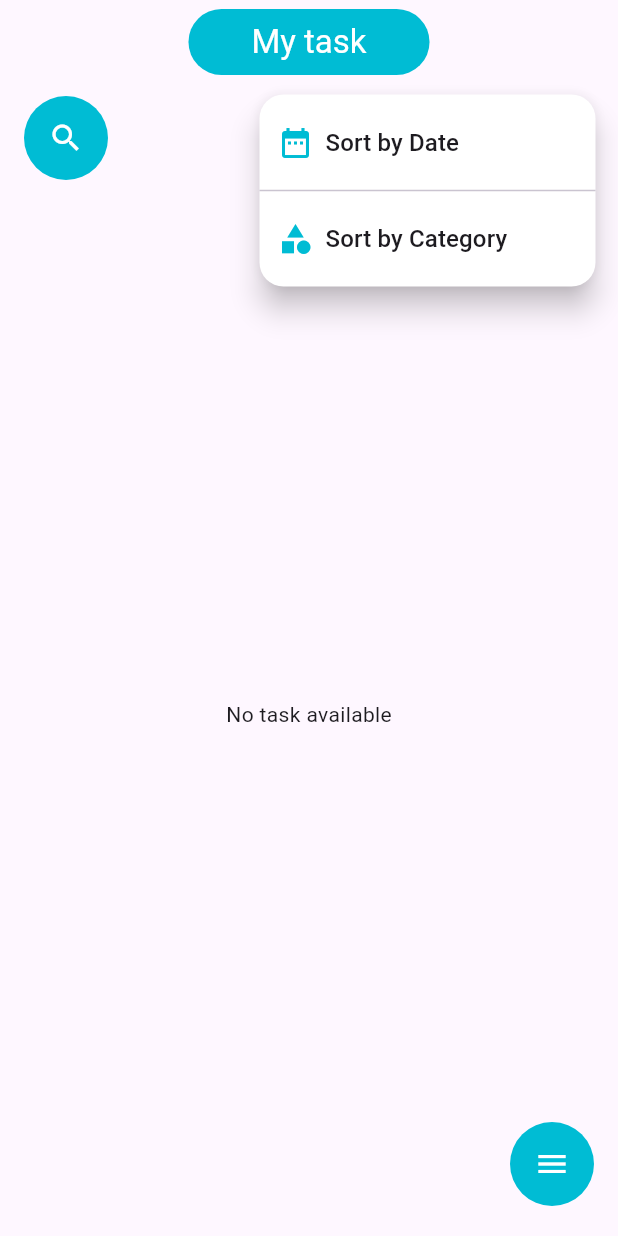
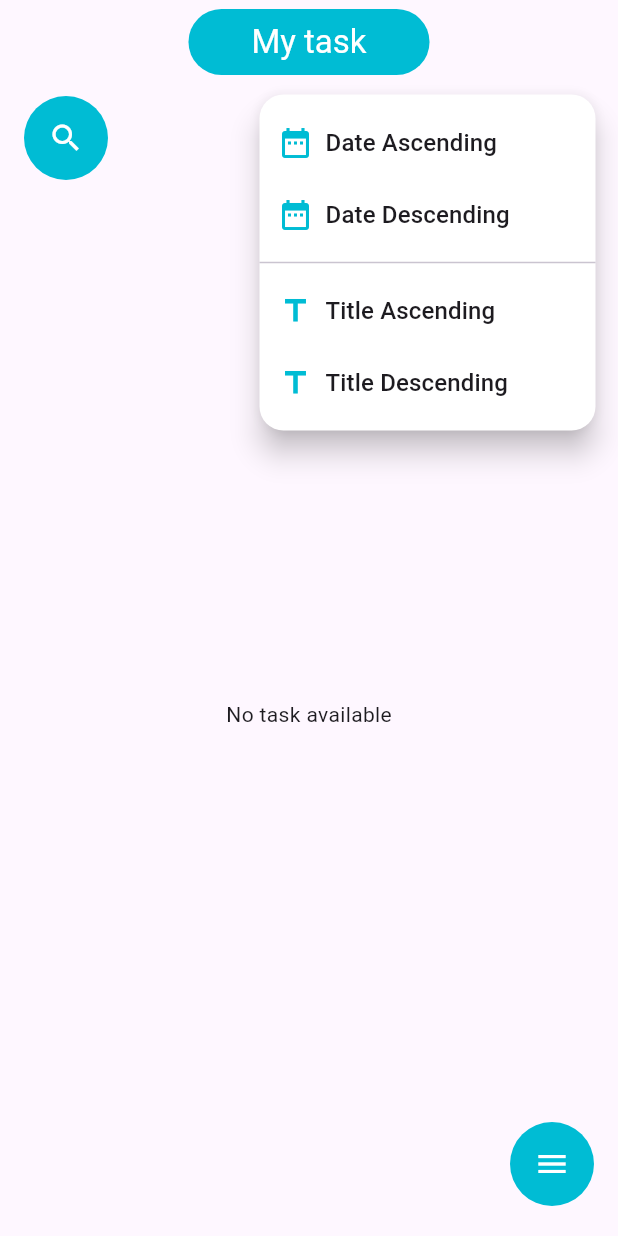
Before and after one commit to Navi321/task_manager_app, a Flutter app: the screen it shows after launch, after a tap on the "search" icon, after a tap on the "close" icon, after a tap on the "sort" icon, on a phone screen of 412 x 824 dp. Run offline on Flutter 3.47's test engine with Material 3 defaults, Android fonts, the phone set to English and light mode, and no system bars; our stand-ins replace dropdown_button2, hive, hive_flutter; accounts and stored records are empty; generated files the repository leaves out were written again.

Commit message:
Implemented deleting and sorting tasks

```diff
--- a/lib/screens/home_screen.dart
+++ b/lib/screens/home_screen.dart
@@ -9,7 +9,36 @@ import 'package:task_manager_app/screens/new_task_screen.dart';
 import 'package:task_manager_app/models/task.dart';
 import 'package:hive_flutter/hive_flutter.dart';
 
-class HomeScreen extends StatelessWidget {
+class HomeScreen extends StatefulWidget {
+  @override
+  _HomeScreenState createState() => _HomeScreenState();
+}
+
+class _HomeScreenState extends State<HomeScreen> {
+  final ValueNotifier<List<Task>> _sortedTasksNotifier = ValueNotifier([]);
+
+  @override
+  void initState() {
+    super.initState();
+    final taskBox = Hive.box<Task>('tasks');
+    _sortedTasksNotifier.value = taskBox.values.toList();
+  }
+
+  void _sortTasks(String sortOption) {
+    final taskBox = Hive.box<Task>('tasks');
+    List<Task> sortedTasks = taskBox.values.toList();
+    if (sortOption == 'Date Ascending') {
+      sortedTasks.sort((a, b) => a.date.compareTo(b.date));
+    } else if (sortOption == 'Date Descending') {
+      sortedTasks.sort((a, b) => b.date.compareTo(a.date));
+    } else if (sortOption == 'Title Ascending') {
+      sortedTasks.sort((a, b) => a.title.compareTo(b.title));
+    } else if (sortOption == 'Title Descending') {
+      sortedTasks.sort((a, b) => b.title.compareTo(a.title));
+    }
+    _sortedTasksNotifier.value = sortedTasks;
+  }
+
   @override
   Widget build(BuildContext context) {
     final taskBox = Hive.box<Task>('tasks');
@@ -45,37 +74,35 @@ class HomeScreen extends StatelessWidget {
                         final filteredTasks = taskBox.values
                             .where((task) => task.title.contains(value) || task.description.contains(value))
                             .toList();
+                        _sortedTasksNotifier.value = filteredTasks;
                       },
                     ),
                     SortButton(
-                      onSort: (sortOption) {
-                        List<Task> sortedTasks = taskBox.values.toList();
-                        if (sortOption == 'Date') {
-                          sortedTasks.sort((a, b) => a.date.compareTo(b.date));
-                        } else if (sortOption == 'Category') {
-                          sortedTasks.sort((a, b) => a.category.compareTo(b.category));
-                        }
-                      },
+                      onSort: _sortTasks,
                     ),
                   ],
                 ),
               ),
               Expanded(
-                child: ValueListenableBuilder(
-                  valueListenable: taskBox.listenable(),
-                  builder: (context, Box<Task> box, _) {
-                    if (box.isEmpty) {
+                child: ValueListenableBuilder<List<Task>>(
+                  valueListenable: _sortedTasksNotifier,
+                  builder: (context, sortedTasks, _) {
+                    if (sortedTasks.isEmpty) {
                       return const Center(child: Text('No task available'));
                     }
 
                     return ListView.builder(
-                      itemCount: box.length,
+                        itemCount: sortedTasks.length,
                         itemBuilder: (context, index) {
-                        final task = box.getAt(index);
+                          final task = sortedTasks[index];
                           return TaskCard(
-                          task: task!,
+                            task: task,
                             onOpenTask: () {
-                            showTaskDetails(context, task);
+                              showTaskDetails(context, task, index);
+                            },
+                            onDeleteTask: () {
+                              taskBox.deleteAt(index);
+                              _sortedTasksNotifier.value = taskBox.values.toList();
                             },
                           );
                         }
--- a/lib/widgets/card.dart
+++ b/lib/widgets/card.dart
@@ -4,8 +4,9 @@ import 'package:task_manager_app/models/task.dart';
 class TaskCard extends StatelessWidget {
   final Task task;
   final VoidCallback onOpenTask;
+  final VoidCallback onDeleteTask;
 
-  const TaskCard({Key? key, required this.task, required this.onOpenTask})
+  const TaskCard({Key? key, required this.task, required this.onOpenTask, required this.onDeleteTask})
       : super(key: key);
 
   @override
--- a/lib/widgets/sort_button.dart
+++ b/lib/widgets/sort_button.dart
@@ -61,23 +61,43 @@ class _SortButtonState extends State<SortButton> {
               },
               itemBuilder: (BuildContext context) => <PopupMenuEntry<String>>[
                 PopupMenuItem<String>(
-                  value: 'date',
+                  value: 'Date Ascending',
                   child: Row(
                     children: [
                       Icon(Icons.date_range, color: Colors.cyan),
                       SizedBox(width: 8),
-                      Text('Sort by Date', style: TextStyle(fontSize: 16)),
+                      Text('Date Ascending', style: TextStyle(fontSize: 16)),
+                    ],
+                  ),
+                ),
+                PopupMenuItem<String>(
+                  value: 'Date Descending',
+                  child: Row(
+                    children: [
+                      Icon(Icons.date_range, color: Colors.cyan),
+                      SizedBox(width: 8),
+                      Text('Date Descending', style: TextStyle(fontSize: 16)),
                     ],
                   ),
                 ),
                 PopupMenuDivider(),
                 PopupMenuItem<String>(
-                  value: 'category',
+                  value: 'Title Ascending',
                   child: Row(
                     children: [
-                      Icon(Icons.category, color: Colors.cyan),
+                      Icon(Icons.title, color: Colors.cyan),
                       SizedBox(width: 8),
-                      Text('Sort by Category', style: TextStyle(fontSize: 16)),
+                      Text('Title Ascending', style: TextStyle(fontSize: 16)),
+                    ],
+                  ),
+                ),
+                PopupMenuItem<String>(
+                  value: 'Title Descending',
+                  child: Row(
+                    children: [
+                      Icon(Icons.title, color: Colors.cyan),
+                      SizedBox(width: 8),
+                      Text('Title Descending', style: TextStyle(fontSize: 16)),
                     ],
                   ),
                 ),
--- a/pubspec.yaml
+++ b/pubspec.yaml
@@ -37,6 +37,7 @@ dependencies:
   dropdown_button2: ^2.0.0
   hive: ^2.2.3
   hive_flutter: ^1.1.0
+  intl: ^0.18.0
 
 dev_dependencies:
   flutter_test:
```
Also changed, not shown: lib/widgets/showtaskdetails.dart (+10 -1 lines), pubspec.lock, 1 other file. Lines whose indentation alone changed are shown as unchanged.
